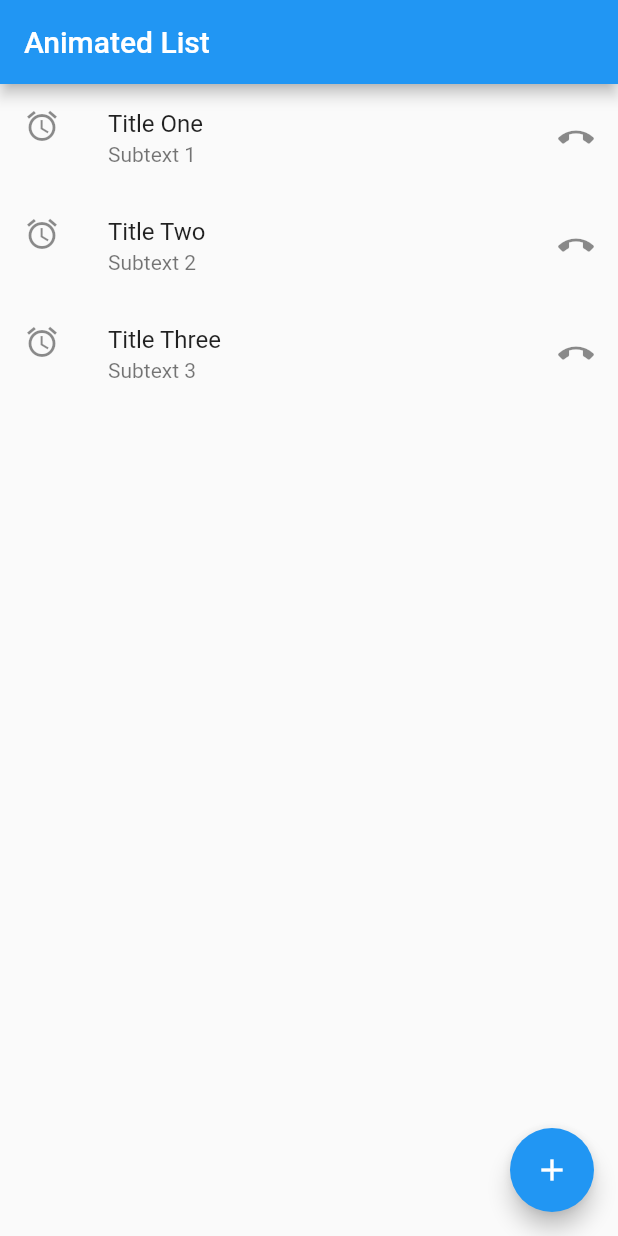
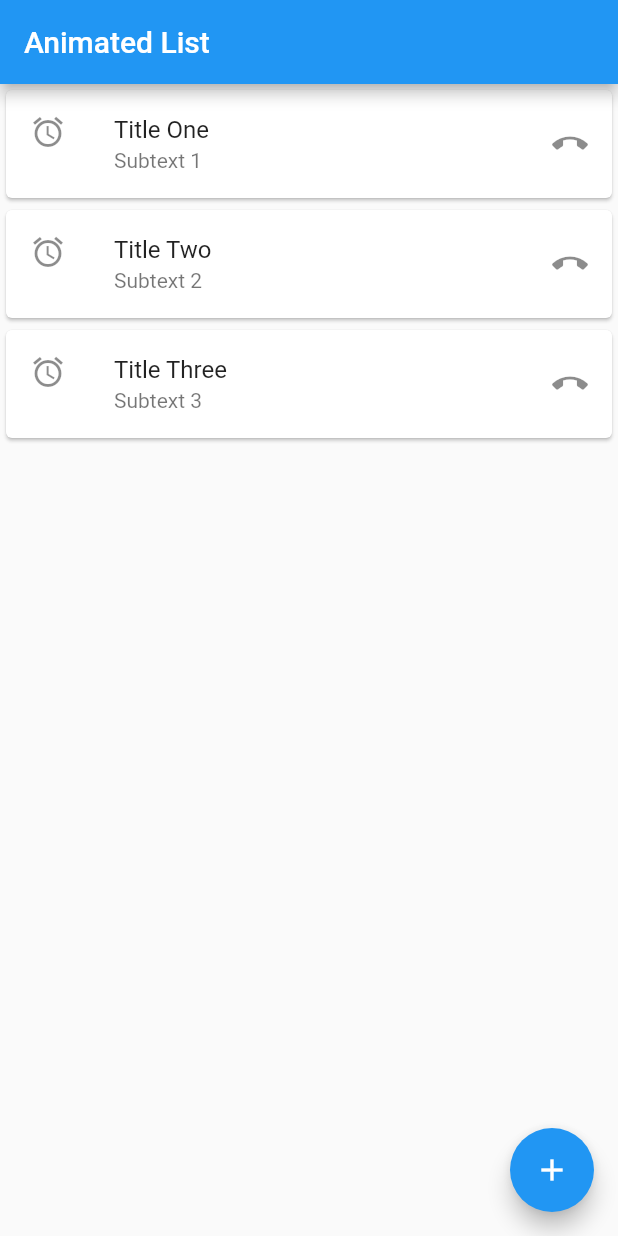
Before and after one commit to Manan-Chakma/Fluttering, a Flutter app: the MyList screen opened directly, on a phone screen of 412 x 824 dp. Run offline on Flutter 3.47's test engine with Material 2 defaults, Android fonts, the phone set to English and light mode, and no system bars.

Commit message:
animated list with listtile and alterbox

```diff
--- a/lib/widgets/animated_list_sample/local_widget/anim_list_local_widget.dart
+++ b/lib/widgets/animated_list_sample/local_widget/anim_list_local_widget.dart
@@ -17,6 +17,79 @@ class MyList extends StatelessWidget {
 
   void _doSomething() {}
 
+  Future<void> _displayDeleteOption(BuildContext context, int index) async {
+    return showDialog<void>(
+        context: context,
+        //  barrierDismissible: false,
+        builder: (context) {
+          return Dialog(
+            child: Container(
+              child: Column(
+                mainAxisSize: MainAxisSize.min,
+                children: <Widget>[
+                  FlatButton(
+                    onPressed: () {
+                      Navigator.pop(context);
+                    },
+                    child: Row(
+                      children: <Widget>[
+                        Icon(Icons.content_copy),
+                        Text('Copy Text')
+                      ],
+                    ),
+                  ),
+                  FlatButton(
+                    onPressed: () {
+                      Navigator.pop(context);
+                    },
+                    child: Row(
+                      children: <Widget>[
+                        Icon(Icons.delete),
+                        Text('Delete Item')
+                      ],
+                    ),
+                  ),
+                ],
+              ),
+            ),
+          );
+        });
+  }
+
+  /*AlertDialog(
+            actions: <Widget>[
+              Container(
+                child: Column(
+                  mainAxisSize: MainAxisSize.min,
+                  children: <Widget>[
+                    FlatButton(
+                      onPressed: () {
+                        Navigator.pop(context);
+                      },
+                      child: Row(
+                        children: <Widget>[
+                          Icon(Icons.content_copy),
+                          Text('Copy Text')
+                        ],
+                      ),
+                    ),
+                    FlatButton(
+                      onPressed: () {
+                        Navigator.pop(context);
+                      },
+                      child: Row(
+                        children: <Widget>[
+                          Icon(Icons.delete),
+                          Text('Delete Item')
+                        ],
+                      ),
+                    ),
+                  ],
+                ),
+              )
+            ],
+          );*/
+
   @override
   Widget build(BuildContext context) {
     return Scaffold(
@@ -28,7 +101,7 @@ class MyList extends StatelessWidget {
           key: _mHeroesListKey,
           initialItemCount: mHeroes.length,
           itemBuilder: (context, index, animation) {
-            return _buildItem(animation, index);
+            return _buildItem(context, animation, index);
           },
         ),
       ),
@@ -48,18 +121,22 @@ class MyList extends StatelessWidget {
   void _removeItem(int index) {
     mHeroes.removeAt(index);
     _mHeroesListKey.currentState.removeItem(
-        index, (context, animation) => _buildItem(animation, index));
+        index, (context, animation) => _buildItem(context, animation, index));
   }
 
-  Widget _buildItem(Animation animation, int index) {
+  Widget _buildItem(BuildContext context, Animation animation, int index) {
     return SizeTransition(
       sizeFactor: animation,
+      child: Card(
+        elevation: 1,
         child: ListTile(
           leading: Icon(Icons.access_alarms),
           title: Text(mHeroes[index].img),
           subtitle: Text(mHeroes[index].body),
           onTap: () => _doSomething(),
+          onLongPress: () => _displayDeleteOption(context, index),
           trailing: Icon(Icons.call_end),
+        ),
       ),
     );
   }
```
Lines whose indentation alone changed are shown as unchanged.
